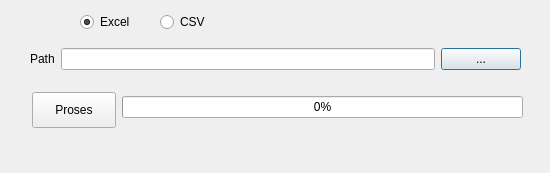
This is gui_linux.ui in ftharyanto/excel-merger as Qt 5 draws it before an edit. The edited form follows.
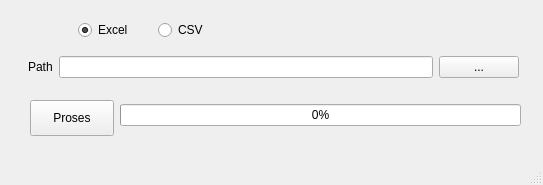
This is the edited form. Icons and pictures are not drawn.

```diff
--- a/gui_linux.ui
+++ b/gui_linux.ui
@@ -1,27 +1,79 @@
 <?xml version="1.0" encoding="UTF-8"?>
 <ui version="4.0">
  <class>MainWindow</class>
- <widget class="QDialog" name="MainWindow">
+ <widget class="QMainWindow" name="MainWindow">
   <property name="geometry">
    <rect>
     <x>0</x>
     <y>0</y>
-    <width>550</width>
-    <height>173</height>
+    <width>543</width>
+    <height>185</height>
    </rect>
   </property>
   <property name="windowTitle">
    <string>Dialog</string>
   </property>
-  <property name="windowIcon">
-   <iconset>
-    <normaloff>icon/icon.ico</normaloff>icon/icon.ico</iconset>
-  </property>
+  <widget class="QWidget" name="centralwidget">
+   <widget class="QRadioButton" name="radioCsv">
+    <property name="geometry">
+     <rect>
+      <x>158</x>
+      <y>18</y>
+      <width>61</width>
+      <height>24</height>
+     </rect>
+    </property>
+    <property name="text">
+     <string>CSV</string>
+    </property>
+   </widget>
   <widget class="QWidget" name="layoutWidget">
    <property name="geometry">
     <rect>
-     <x>30</x>
-     <y>40</y>
+      <x>120</x>
+      <y>104</y>
+      <width>401</width>
+      <height>55</height>
+     </rect>
+    </property>
+    <layout class="QVBoxLayout" name="verticalLayout">
+     <item>
+      <widget class="QProgressBar" name="progressBar">
+       <property name="value">
+        <number>0</number>
+       </property>
+      </widget>
+     </item>
+     <item>
+      <widget class="QLabel" name="statusProgress">
+       <property name="text">
+        <string/>
+       </property>
+      </widget>
+     </item>
+    </layout>
+   </widget>
+   <widget class="QRadioButton" name="radioExcel">
+    <property name="geometry">
+     <rect>
+      <x>78</x>
+      <y>18</y>
+      <width>71</width>
+      <height>24</height>
+     </rect>
+    </property>
+    <property name="text">
+     <string>Excel</string>
+    </property>
+    <property name="checked">
+     <bool>true</bool>
+    </property>
+   </widget>
+   <widget class="QWidget" name="layoutWidget_2">
+    <property name="geometry">
+     <rect>
+      <x>28</x>
+      <y>48</y>
      <width>491</width>
      <height>38</height>
     </rect>
@@ -56,8 +108,8 @@
   <widget class="QPushButton" name="processButton">
    <property name="geometry">
     <rect>
-     <x>32</x>
-     <y>92</y>
+      <x>30</x>
+      <y>100</y>
      <width>84</width>
      <height>36</height>
     </rect>
@@ -66,61 +118,23 @@
     <string>Proses</string>
    </property>
   </widget>
-  <widget class="QWidget" name="layoutWidget">
-   <property name="geometry">
-    <rect>
-     <x>122</x>
-     <y>96</y>
-     <width>401</width>
-     <height>55</height>
-    </rect>
-   </property>
-   <layout class="QVBoxLayout" name="verticalLayout">
-    <item>
-     <widget class="QProgressBar" name="progressBar">
-      <property name="value">
-       <number>0</number>
-      </property>
-     </widget>
-    </item>
-    <item>
-     <widget class="QLabel" name="statusProgress">
+  </widget>
+  <widget class="QStatusBar" name="statusbar"/>
+  <action name="actionAbout">
       <property name="text">
-       <string/>
-      </property>
-     </widget>
-    </item>
-   </layout>
-  </widget>
-  <widget class="QRadioButton" name="radioExcel">
-   <property name="geometry">
-    <rect>
-     <x>80</x>
-     <y>10</y>
-     <width>71</width>
-     <height>24</height>
-    </rect>
-   </property>
+    <string>About</string>
+   </property>
+  </action>
+  <action name="actionAbout_2">
    <property name="text">
-    <string>Excel</string>
+    <string>About</string>
    </property>
-   <property name="checked">
-    <bool>true</bool>
-   </property>
-  </widget>
-  <widget class="QRadioButton" name="radioCsv">
-   <property name="geometry">
-    <rect>
-     <x>160</x>
-     <y>10</y>
-     <width>61</width>
-     <height>24</height>
-    </rect>
-   </property>
+  </action>
+  <action name="actionAbout_3">
    <property name="text">
-    <string>CSV</string>
+    <string>About</string>
    </property>
-  </widget>
+  </action>
  </widget>
  <resources/>
  <connections/>
```
Left out of the diff: 2 changed lines with no effect on the pictures. Lines whose indentation alone changed are shown as unchanged.
